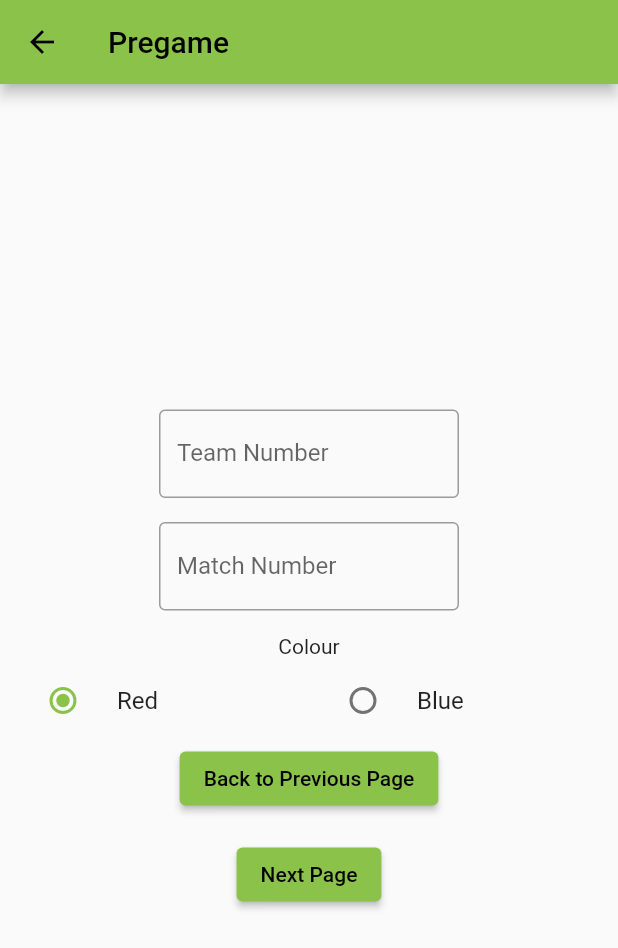
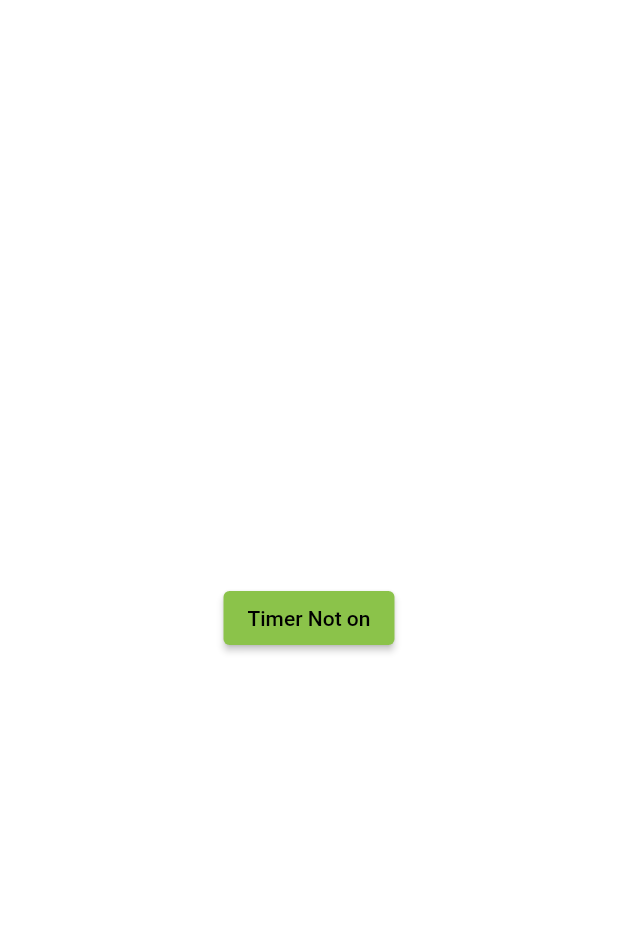
Before and after one commit to team4976/frc-2023-charged-up-scouting, a Flutter app: the screen it shows after launch, after a tap on "Start Scouting", on a phone screen of 412 x 824 dp. Shown: the top 948 px of the screen. Run offline on Flutter 3.47's test engine with Material 2 defaults, Android fonts, the phone set to English and light mode, and no system bars; our stand-ins replace flutter_hooks.

Commit message:
Added basic timers

```diff
--- a/lib/Auto.dart
+++ b/lib/Auto.dart
@@ -11,9 +11,6 @@ class AutoPage extends StatefulWidget {
 }
 
 class _AutoPageState extends State<AutoPage> {
-
-
-
   @override
   Widget build(BuildContext context) {
     return Scaffold(
@@ -71,6 +68,7 @@ class _auto2State extends State<auto2> {
     return CoolButton(widget.value, widget.description);
   }
   Container CoolButton(String Value, String description) {
+
     return Container(
       child: Row(mainAxisAlignment: MainAxisAlignment.center, children: [
         Text(description),
--- a/lib/Data.dart
+++ b/lib/Data.dart
@@ -1,13 +1,16 @@
 import 'package:flutter/material.dart';
 import 'package:frc_2023_charged_up_scouting/Endgame.dart';
+import 'dart:async';
+
+class dataclass {
+  // Static Instance to access everything
+  static dataclass instance = new dataclass();
 
 
-class dataclass {
-  static dataclass instance = new dataclass();
-  var data = {"Color Red" : false,
+  Map<String, dynamic> data = {"Color Red" : false,
               "Color Blue" : false,
-              "Team Number" : "",
-              "Match Number": "",
+              "Team Number" : "Team Number",
+              "Match Number": "Match Number",
               "Colour" : "Colour",
               "Moved": false,
               "Low" : 0,
@@ -17,30 +20,57 @@ class dataclass {
               "High Cube" : 0,
               "Docked":false,
               "Engaged":false,
+              "Hybrid" : 0,
 
+              //Teleop
+              "Middle Cube Teleop": 0,
+              "Middle Cone Teleop" : 0,
+              "Middle Miss Teleop" : 0,
+              "High Cube Teleop": 0,
+              "High Cone Teleop" : 0,
+              "High Miss Teleop" : 0,
+
+              // Defense
+              "Opponent 1": "Opponent 1 Number",
+              "Opponent 2": "Opponent 2 Number",
+              "Opponent 3": "Opponent 3 Number",
+
+
+              // Timer
+              "presses" : false,
+              "presses2" : false,
+              "presses3" : false,
+              "time1" : "Not on",
+              "time2" : "Not on",
+              "time3" : "Not on",
+              "TimeInfo1" : 0,
+              "TimeInfo2" : 0,
+              "TimeInfo3" : 0,
+              "stopwatch1" : Stopwatch(),
+              "stopwatch2" : Stopwatch(),
+              "stopwatch3" : Stopwatch(),
   };
 
+  TimerSetter(String presses, Object? time, String TimeInfo, Object? StopWatch) async {
+
+    print(this.data[TimeInfo]);
+    if ((this.data[presses] as bool)) {
+
+        (this.data[StopWatch] as Stopwatch).start();
+        this.data[time.toString()] = "On " + ((this.data[StopWatch] as Stopwatch).elapsedMilliseconds/1000).toString();
+        this.data[TimeInfo] = (this.data[StopWatch] as Stopwatch).elapsedMilliseconds/1000;
+        this.data[presses] = false;
+
+    } else {
+
+        (this.data[StopWatch] as Stopwatch).stop();
+        this.data[time.toString()] = "Not on " + ((this.data[StopWatch] as Stopwatch).elapsedMilliseconds/1000).toString();
+        this.data[TimeInfo] = (this.data[StopWatch] as Stopwatch).elapsedMilliseconds/1000;
+        this.data[presses] = true;
+
+    }
 
 
-
+  }
 
 }
-
-
-/*
-
-
-  static String TeamNumber = "";
-  static String MatchNumber = "";
-  static bool? ColorRed = false;
-  static bool? ColorBlue = false;
-  static bool moved = false;
-  static int low = 0;
-
-
-
-  //App Side variable
-  static const String? TeamNumbers = "Team Number";
-  static const String? MatchNumbers = "Match Number";
-  static String Colour = "Colour";
- */
--- /dev/null
+++ b/lib/Defense.dart
@@ -0,0 +1,28 @@
+import 'package:flutter/material.dart';
+import 'Data.dart';
+
+class defense extends StatefulWidget {
+  defense({Key? key, required this.title}) : super(key: key);
+
+  String title;
+  @override
+  _defenseState createState() => _defenseState();
+}
+
+class _defenseState extends State<defense> {
+  @override
+  Widget build(BuildContext context) {
+    return Container(
+      child: Center(
+        child: Column(
+          mainAxisAlignment: MainAxisAlignment.center,
+          children: [
+              ElevatedButton(onPressed: (){setState(() {
+                dataclass.instance.TimerSetter("presses", "time1", "TimeInfo1", "stopwatch1");
+              });}, child: Text("Timer ${dataclass.instance.data["time1"]}"))
+          ],
+        ),
+      ),
+    );
+  }
+}
--- a/lib/Functions.dart
+++ b/lib/Functions.dart
@@ -11,14 +11,14 @@ class functions{
   Colors? _colour = Colors.Red;
 
   void GotoPage(String Page, BuildContext context) => Navigator.pushNamed(context, Page);
-  Container Textfield(var value, bool text) {
+  Container Textfield(var value) {
 
     return Container (child: Column(children: [
       SizedBox(
       width: 200,
       child: TextField(
           decoration: InputDecoration(
-            labelText: text ? "Team Number": "Match Number",
+            labelText: dataclass.instance.data[value].toString(),
             border: OutlineInputBorder(),
           ),
           onChanged: (String inputValue){
--- a/lib/Pregameinfo.dart
+++ b/lib/Pregameinfo.dart
@@ -28,11 +28,15 @@ class _pregameinfoState extends State<pregameinfo> {
               mainAxisAlignment: MainAxisAlignment.center,
               children: [
 
-                functions.instance.Textfield("Team Number", true),
-                functions.instance.Textfield("Match Number", false),
+                functions.instance.Textfield("Team Number"),
+                functions.instance.Textfield("Match Number"),
+                functions.instance.Textfield("Opponent 1"),
+                functions.instance.Textfield("Opponent 2"),
+                functions.instance.Textfield("Opponent 3"),
 
                 Text(dataclass.instance.data["Colour"].toString()),
-                che(),
+
+                che(), // I forgor what did function does ong
 
 
                 //Basic code for switching pages
--- a/lib/main.dart
+++ b/lib/main.dart
@@ -4,6 +4,7 @@
 import 'Functions.dart' as Functions;
 import 'Endgame.dart' as Endgame;
 import 'Pregameinfo.dart' as Pregame;
+import 'Defense.dart' as Defend;
 
 void main() {
   runApp(const MyApp());
@@ -28,7 +29,8 @@
         '/Index': (context) => MyHomePage(title: 'Robotics Title Page'),
         '/Auto': (context) => AutoFile.AutoPage(title: 'Autonomous Period'),
         '/Teleop': (context) => Teleop.teleop(title: 'Teleop'),
-        '/Endgame': (context) => Endgame.endgame(title: 'Final Info')
+        '/Endgame': (context) => Endgame.endgame(title: 'Final Info'),
+        '/Defense': (context) => Defend.defense(title: 'Defense')
       });
 
   }
@@ -50,15 +52,16 @@
   Widget build(BuildContext context) {
 
     return Scaffold(
+      drawer: Column(),
       appBar: AppBar(
-
+        leading:IconButton(icon:Icon(Icons.star), onPressed: (){},),
         title: Text(widget.title),
       ),
         body: Center(
             child: Column(
               mainAxisAlignment: MainAxisAlignment.center,
               children: [
-                ElevatedButton(onPressed: () {Functions.functions.instance.GotoPage('/Pregame', context);}, child:
+                ElevatedButton(onPressed: () {Functions.functions.instance.GotoPage('/Defense', context);}, child://'/Pregame', context);}, child:
                 Text(
                   "Start Scouting"
                 )),
```
Also changed, not shown: lib/Endgame.dart (+10 -1 lines), lib/Teleop.dart (+11 -2 lines).
